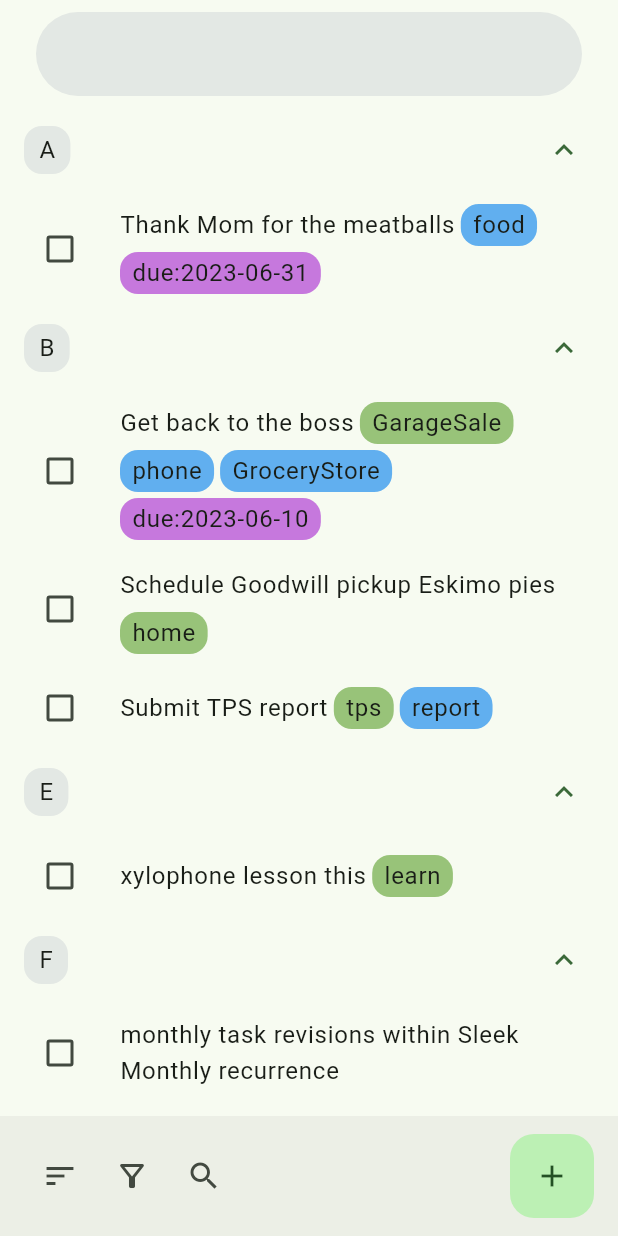
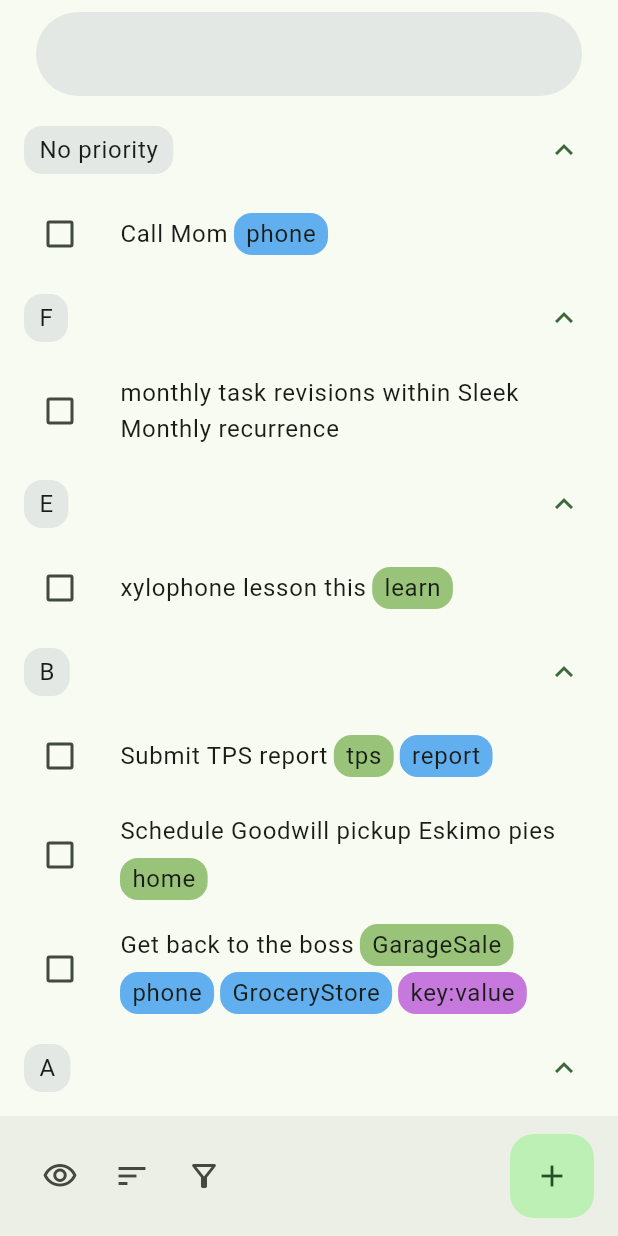
Before and after one commit to tmaegel/ntodotxt, a Flutter app: the screen it shows after launch, after a tap on "Login", after a tap on the "sort" icon, on a phone screen of 412 x 824 dp. Run offline on Flutter 3.47's test engine with Material 2 defaults, Android fonts, the phone set to English and light mode, and no system bars; our stand-ins replace equatable, flutter_bloc, go_router, rxdart.

Commit message:
Make todo list sortable

```diff
--- a/lib/constants/placeholder.dart
+++ b/lib/constants/placeholder.dart
@@ -2,7 +2,7 @@ List<String> rawTodoList = [
   "(A) Thank Mom for the meatballs @food due:2023-06-31",
   "2011-03-03 Call Mom @phone",
   "(B) Schedule Goodwill pickup Eskimo pies +home",
-  "(B) Get back to the boss due:2023-06-10 +GarageSale @phone @GroceryStore",
+  "(B) Get back to the boss key:value +GarageSale @phone @GroceryStore",
   "(B) Submit TPS report +tps @report",
   "(E) xylophone lesson this +learn",
   "x (C) Make resolutions",
--- a/lib/data/todo/todo_list_api.dart
+++ b/lib/data/todo/todo_list_api.dart
@@ -29,12 +29,6 @@ abstract class TodoListApi {
   /// Deletes the `todo` with the given id.
   /// If no `todo` with the given id exists, a [TodoNotFoundException] error is thrown.
   void deleteTodo(int id);
-
-  List<String?> getAllPriorities();
-
-  List<String> getAllProjects();
-
-  List<String> getAllContexts();
 }
 
 class LocalStorageTodoListApi extends TodoListApi {
@@ -112,53 +106,6 @@ class LocalStorageTodoListApi extends TodoListApi {
     _streamController.add(todoList);
   }
 
-  /// Returns a list of all priorities of all todos.
-  @override
-  List<String?> getAllPriorities() {
-    bool containsNullPriority = false;
-    List<String?> priorities = [];
-    for (var todo in _streamController.value) {
-      if (todo.priority == null) {
-        containsNullPriority = true;
-      } else {
-        if (!priorities.contains(todo.priority)) {
-          priorities.add(todo.priority!);
-        }
-      }
-    }
-    priorities = priorities.toSet().toList();
-    priorities.sort();
-    // Consider the zero priorities
-    if (containsNullPriority) {
-      priorities.add(null);
-    }
-    return priorities;
-  }
-
-  /// Returns a list with all projects of all todos.
-  @override
-  List<String> getAllProjects() {
-    List<String> projects = [];
-    for (var todo in _streamController.value) {
-      projects = projects + todo.projects;
-    }
-    projects = projects.toSet().toList();
-    projects.sort();
-    return projects;
-  }
-
-  /// Returns a list with all contexts of all todos.
-  @override
-  List<String> getAllContexts() {
-    List<String> contexts = [];
-    for (var todo in _streamController.value) {
-      contexts = contexts + todo.contexts;
-    }
-    contexts = contexts.toSet().toList();
-    contexts.sort();
-    return contexts;
-  }
-
   static Future<String> get localPath async {
     // Find the path to the documents directory.
     final directory = await getApplicationDocumentsDirectory();
--- a/lib/domain/todo/todo_list_repository.dart
+++ b/lib/domain/todo/todo_list_repository.dart
@@ -22,10 +22,4 @@ class TodoListRepository {
   /// Deletes the `todo` with the given id.
   /// If no `todo` with the given id exists, a [TodoNotFoundException] error is thrown.
   void deleteTodo(int id) => _todoListApi.deleteTodo(id);
-
-  List<String?> getAllPriorities() => _todoListApi.getAllPriorities();
-
-  List<String> getAllProjects() => _todoListApi.getAllProjects();
-
-  List<String> getAllContexts() => _todoListApi.getAllContexts();
 }
--- a/lib/domain/todo/todo_model.dart
+++ b/lib/domain/todo/todo_model.dart
@@ -1,4 +1,5 @@
 import 'package:equatable/equatable.dart';
+import 'package:intl/intl.dart';
 
 class Todo extends Equatable {
   /// Task string format:
@@ -38,11 +39,11 @@ class Todo extends Equatable {
 
   /// Unique identifier.
   /// Required attribute.
-  int id;
+  final int id;
 
   /// Whether the `todo` is completed.
   /// Required attribute.
-  bool completion;
+  final bool completion;
 
   /// The priority of the `todo`.
   /// Priorities are A, B, C, ...
@@ -226,6 +227,13 @@ class Todo extends Equatable {
     return [for (var k in keyValues.keys) "$k:${keyValues[k]}"];
   }
 
+  String? formattedDate(DateTime? date) {
+    if (date == null) {
+      return null;
+    }
+    return DateFormat.yMd().format(date);
+  }
+
   /// Returns a copy of this `todo` with the given values updated.
   Todo copyWith({
     int? id,
@@ -265,5 +273,18 @@ class Todo extends Equatable {
       ];
 
   @override
-  String toString() => 'Todo { $completion }';
+  String toString() {
+    final List<String?> items = [
+      completion ? 'x' : '',
+      '($priority)',
+      formattedDate(completionDate) ?? '',
+      formattedDate(creationDate) ?? '',
+      description,
+      formattedProjects.join(' '),
+      formattedContexts.join(' '),
+      formattedKeyValues.join(' '),
+    ];
+
+    return items.join(' ');
+  }
 }
--- a/lib/presentation/todo/pages/todo_list_page.dart
+++ b/lib/presentation/todo/pages/todo_list_page.dart
@@ -7,7 +7,6 @@ import 'package:ntodotxt/common_widgets/fab.dart';
 import 'package:ntodotxt/common_widgets/search_bar.dart';
 import 'package:ntodotxt/constants/screen.dart';
 import 'package:ntodotxt/constants/todo.dart';
-import 'package:ntodotxt/domain/todo/todo_list_repository.dart';
 import 'package:ntodotxt/domain/todo/todo_model.dart';
 import 'package:ntodotxt/presentation/todo/states/todo_list.dart';
 
@@ -16,36 +15,51 @@ class TodoListPage extends StatelessWidget {
 
   @override
   Widget build(BuildContext context) {
-    final TodoListRepository todoListRepository =
-        context.read<TodoListRepository>();
     final screenWidth = MediaQuery.of(context).size.width;
     if (screenWidth < maxScreenWidthCompact) {
-      return TodoListNarrowView(todoListRepository: todoListRepository);
+      return const TodoListNarrowView();
     } else {
-      return TodoListWideView(todoListRepository: todoListRepository);
+      return const TodoListWideView();
     }
   }
 }
 
 abstract class TodoListView extends StatelessWidget {
-  final TodoListRepository todoListRepository;
-
-  const TodoListView({
-    required this.todoListRepository,
-    super.key,
-  });
+  const TodoListView({super.key});
 
   /// Add new todo
   void _createAction(BuildContext context) {
     context.push(context.namedLocation('todo-create'));
   }
+
+  /// Switch todo list ordering.
+  void _orderAction(BuildContext context) {
+    context.read<TodoListBloc>().add(const TodoListOrderChanged());
+  }
+
+  List<Widget> _buildToolBarActions(BuildContext context) {
+    return [
+      IconButton(
+        tooltip: 'Visibility',
+        icon: const Icon(Icons.visibility_outlined),
+        onPressed: () {},
+      ),
+      IconButton(
+        tooltip: 'Sort',
+        icon: const Icon(Icons.sort),
+        onPressed: () => _orderAction(context),
+      ),
+      IconButton(
+        tooltip: 'Filter',
+        icon: const Icon(Icons.filter_alt_outlined),
+        onPressed: () {},
+      ),
+    ];
+  }
 }
 
 class TodoListNarrowView extends TodoListView {
-  const TodoListNarrowView({
-    required super.todoListRepository,
-    super.key,
-  });
+  const TodoListNarrowView({super.key});
 
   @override
   Widget build(BuildContext context) {
@@ -54,27 +68,11 @@ class TodoListNarrowView extends TodoListView {
         toolbarHeight: 72.0, // Height (56) + Padding (16))
         title: const GenericSearchBar(),
       ),
-      body: TodoList(todoListRepository: todoListRepository),
+      body: const TodoList(),
       floatingActionButtonLocation: FloatingActionButtonLocation.endContained,
       floatingActionButton: _buildFloatingActionButton(context),
       bottomNavigationBar: PrimaryBottomAppBar(
-        children: [
-          IconButton(
-            tooltip: 'Sort',
-            icon: const Icon(Icons.sort),
-            onPressed: () {},
-          ),
-          IconButton(
-            tooltip: 'Filter',
-            icon: const Icon(Icons.filter_alt_outlined),
-            onPressed: () {},
-          ),
-          IconButton(
-            tooltip: 'Search',
-            icon: const Icon(Icons.search),
-            onPressed: () {},
-          ),
-        ],
+        children: _buildToolBarActions(context),
       ),
     );
   }
@@ -89,26 +87,25 @@ class TodoListNarrowView extends TodoListView {
 }
 
 class TodoListWideView extends TodoListView {
-  const TodoListWideView({
-    required super.todoListRepository,
-    super.key,
-  });
+  const TodoListWideView({super.key});
 
   @override
   Widget build(BuildContext context) {
     return Scaffold(
-      body: TodoList(todoListRepository: todoListRepository),
+      appBar: AppBar(
+          toolbarHeight: 72.0, // Height (56) + Padding (16))
+          title: const GenericSearchBar(),
+          actions: [
+            ..._buildToolBarActions(context),
+            const SizedBox(width: 16.0),
+          ]),
+      body: const TodoList(),
     );
   }
 }
 
 class TodoList extends StatelessWidget {
-  final TodoListRepository todoListRepository;
-
-  const TodoList({
-    required this.todoListRepository,
-    super.key,
-  });
+  const TodoList({super.key});
 
   @override
   Widget build(BuildContext context) {
@@ -121,7 +118,7 @@ class TodoList extends StatelessWidget {
               child: ListView(
                 children: _buildExpandedListViewByFilter(
                   state: state,
-                  sections: todoListRepository.getAllPriorities(),
+                  sections: state.priorities,
                   filterCallback: (priority) => state.filteredByPriority(
                     priority: priority,
                     excludeCompleted: true,
--- a/lib/presentation/todo/states/todo_list_bloc.dart
+++ b/lib/presentation/todo/states/todo_list_bloc.dart
@@ -14,6 +14,7 @@ class TodoListBloc extends Bloc<TodoListEvent, TodoListState> {
     on<TodoListSubscriptionRequested>(_onTodoListSubscriptionRequested);
     on<TodoListTodoCompletionToggled>(_onTodoCompletionToggled);
     on<TodoListTodoDeleted>(_onTodoDeleted);
+    on<TodoListOrderChanged>(_onTodoListOrderChanged);
   }
 
   void _onTodoListSubscriptionRequested(
@@ -49,4 +50,14 @@ class TodoListBloc extends Bloc<TodoListEvent, TodoListState> {
   ) {
     _todoListRepository.deleteTodo(event.id);
   }
+
+  void _onTodoListOrderChanged(
+    TodoListOrderChanged event,
+    Emitter<TodoListState> emit,
+  ) {
+    emit(state.copyWith(
+        order: state.order == TodoListOrder.ascending
+            ? TodoListOrder.descending
+            : TodoListOrder.ascending));
+  }
 }
--- a/lib/presentation/todo/states/todo_list_event.dart
+++ b/lib/presentation/todo/states/todo_list_event.dart
@@ -1,4 +1,5 @@
 import 'package:equatable/equatable.dart';
+import 'package:ntodotxt/presentation/todo/states/todo_list_state.dart';
 
 sealed class TodoListEvent extends Equatable {
   const TodoListEvent();
@@ -39,3 +40,7 @@ final class TodoListTodoDeleted extends TodoListEvent {
         id,
       ];
 }
+
+final class TodoListOrderChanged extends TodoListEvent {
+  const TodoListOrderChanged();
+}
--- a/lib/presentation/todo/states/todo_list_state.dart
+++ b/lib/presentation/todo/states/todo_list_state.dart
@@ -8,28 +8,34 @@ enum TodoListStatus {
   failure,
 }
 
-enum TodoFilter {
+enum TodoListFilter {
   all,
   completedOnly,
   incompletedOnly,
 }
 
-extension TodoListFilter on TodoFilter {
-  bool applyFilter(Todo todo) {
+enum TodoListOrder {
+  ascending,
+  descending,
+}
+
+extension TodoFilter on TodoListFilter {
+  bool _apply(Todo todo) {
     switch (this) {
-      case TodoFilter.all:
+      case TodoListFilter.all:
         return true;
-      case TodoFilter.completedOnly:
+      case TodoListFilter.completedOnly:
         return todo.completion;
-      case TodoFilter.incompletedOnly:
+      case TodoListFilter.incompletedOnly:
         return !todo.completion;
       default:
+        // Default is all.
         return true;
     }
   }
 
   Iterable<Todo> apply(Iterable<Todo> todoList) {
-    return todoList.where(applyFilter);
+    return todoList.where(_apply);
   }
 
   /// Return todo list filtered by priority.
@@ -49,18 +55,90 @@ extension TodoListFilter on TodoFilter {
   }
 }
 
+extension TodoOrder on TodoListOrder {
+  // A negative integer if a is smaller than b,
+  // zero if a is equal to b, and
+  // a positive integer if a is greater than b.
+  int _sort<T>(T a, T b) {
+    switch (this) {
+      case TodoListOrder.ascending:
+        return ascending(a, b);
+      // return a.toString().compareTo(b.toString());
+      case TodoListOrder.descending:
+        return descending(a, b);
+      default:
+        // Default is ascending.
+        return ascending(a, b);
+    }
+  }
+
+  int ascending<T>(T a, T b) {
+    if (a == null) {
+      return 1;
+    }
+    if (b == null) {
+      return -1;
+    }
+    return a.toString().compareTo(b.toString());
+  }
+
+  int descending<T>(T a, T b) {
+    if (a == null) {
+      return -1;
+    }
+    if (b == null) {
+      return 1;
+    }
+    return b.toString().compareTo(a.toString());
+  }
+
+  Iterable<T> sort<T>(Iterable<T> todoList) => todoList.toList()..sort(_sort);
+}
+
 final class TodoListState extends Equatable {
   final TodoListStatus status;
+  final TodoListFilter filter;
+  final TodoListOrder order;
   final List<Todo> todoList;
-  final TodoFilter filter;
 
   const TodoListState({
     this.status = TodoListStatus.initial,
+    this.filter = TodoListFilter.all,
+    this.order = TodoListOrder.ascending,
     this.todoList = const [],
-    this.filter = TodoFilter.all,
   });
 
-  Iterable<Todo> get filteredTodoList => filter.apply(todoList);
+  /// Returns a list with all priorities including 'no priority' of all todos.
+  List<String?> get priorities {
+    List<String?> priorities = [];
+    for (var todo in filteredTodoList) {
+      priorities.add(todo.priority);
+    }
+
+    return order.sort(priorities.toSet().toList()).toList();
+  }
+
+  /// Returns a list with all projects of all todos.
+  List<String> get projects {
+    List<String> projects = [];
+    for (var todo in filteredTodoList) {
+      projects = projects + todo.projects;
+    }
+
+    return order.sort(projects.toSet().toList()).toList();
+  }
+
+  /// Returns a list with all contexts of all todos.
+  List<String> get contexts {
+    List<String> contexts = [];
+    for (var todo in filteredTodoList) {
+      contexts = contexts + todo.contexts;
+    }
+
+    return order.sort(contexts.toSet().toList()).toList();
+  }
+
+  Iterable<Todo> get filteredTodoList => order.sort(filter.apply(todoList));
 
   /// Return todo list filtered by completion state.
   Iterable<Todo> get filteredByCompleted =>
@@ -80,13 +158,15 @@ final class TodoListState extends Equatable {
 
   TodoListState copyWith({
     TodoListStatus? status,
+    TodoListFilter? filter,
+    TodoListOrder? order,
     List<Todo>? todoList,
-    TodoFilter? filter,
   }) {
     return TodoListState(
       status: status ?? this.status,
+      filter: filter ?? this.filter,
+      order: order ?? this.order,
       todoList: todoList ?? this.todoList,
-      filter: filter ?? this.filter,
     );
   }
 
@@ -95,8 +175,10 @@ final class TodoListState extends Equatable {
         status,
         todoList,
         filter,
+        order,
       ];
 
   @override
-  String toString() => 'TodoListState { status: $status filter: $filter }';
+  String toString() =>
+      'TodoListState { status: $status filter: $filter order: $order }';
 }
--- a/pubspec.yaml
+++ b/pubspec.yaml
@@ -18,6 +18,7 @@ dependencies:
   path_provider: ^2.0.11
   equatable: ^2.0.5
   rxdart: ^0.27.7
+  intl: ^0.18.1
 
 dev_dependencies:
   flutter_test:
```
Also changed, not shown: lib/presentation/todo/pages/todo_create_page.dart (+24 -29 lines), lib/presentation/todo/pages/todo_edit_page.dart (+5 -16 lines), lib/presentation/todo/pages/todo_view_page.dart (+5 -16 lines), pubspec.lock.
